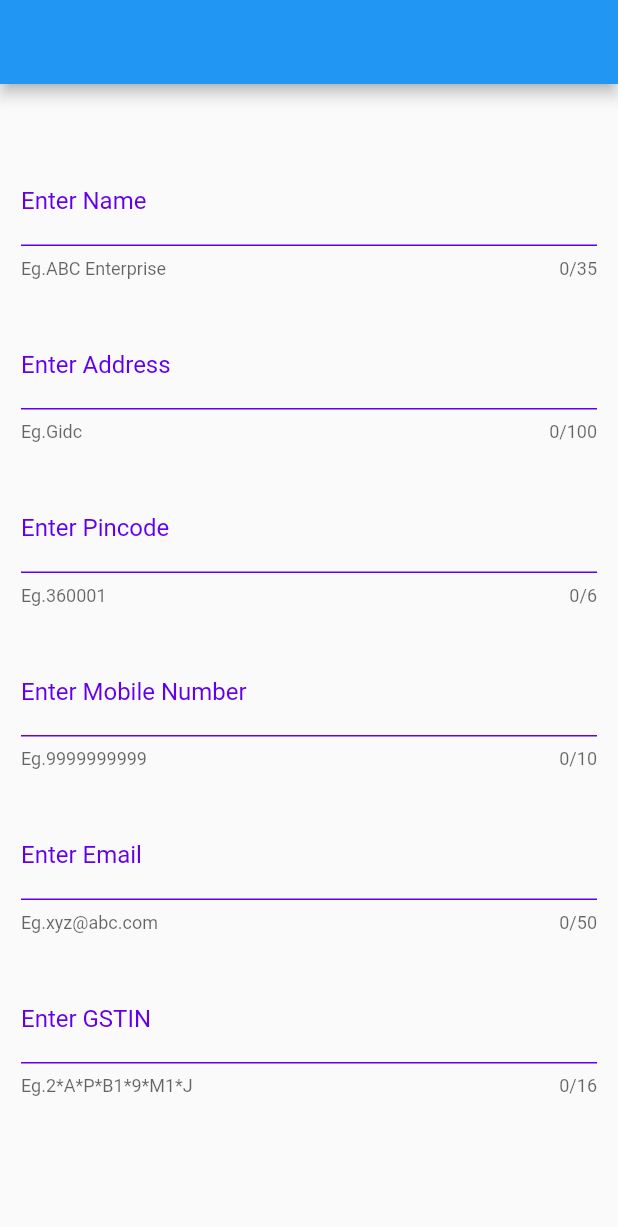
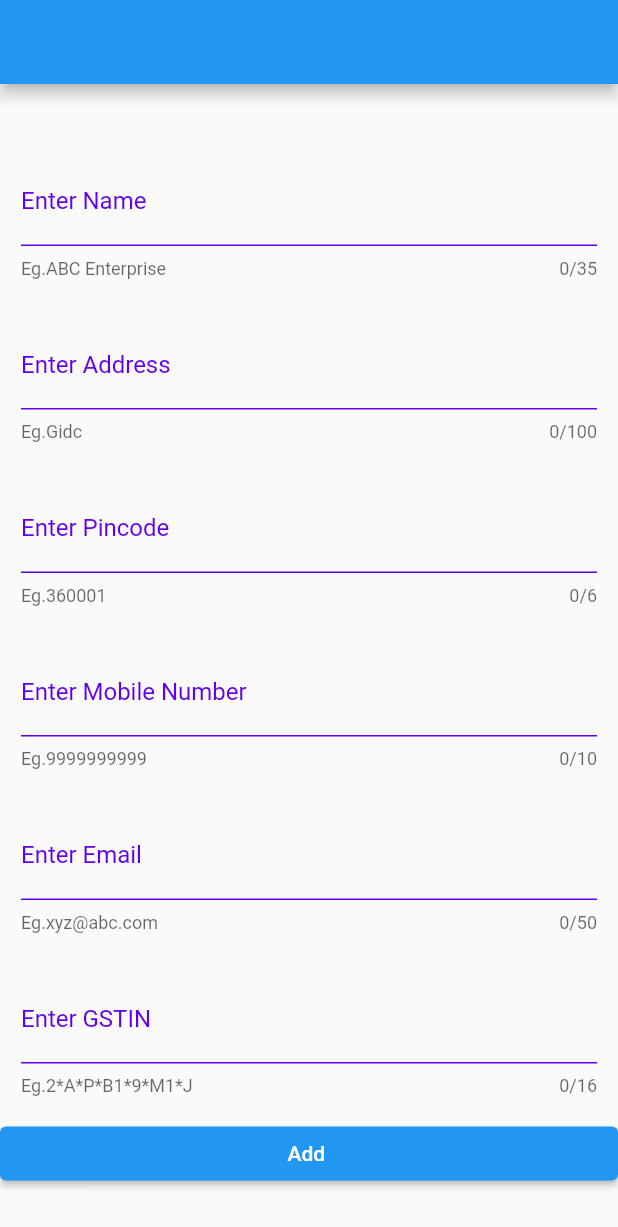
Before and after one commit to durgesh-acharya/shipsmartassociate, a Flutter app: the AddConsignor screen opened directly, on a phone screen of 412 x 824 dp. Shown: the top 1227 px of the screen. Run offline on Flutter 3.47's test engine with Material 2 defaults, Android fonts, the phone set to English and light mode, and no system bars.

Commit message:
consignor add

```diff
--- a/lib/screens/addconsignor.dart
+++ b/lib/screens/addconsignor.dart
@@ -167,7 +167,14 @@ Padding(
    ),
  ),
         ),
+//add button
 
+ElevatedButton(
+  onPressed: () {
+      // Respond to button press
+  },
+  child: Text('Add '),
+)
       ],),
     );
   }
```
